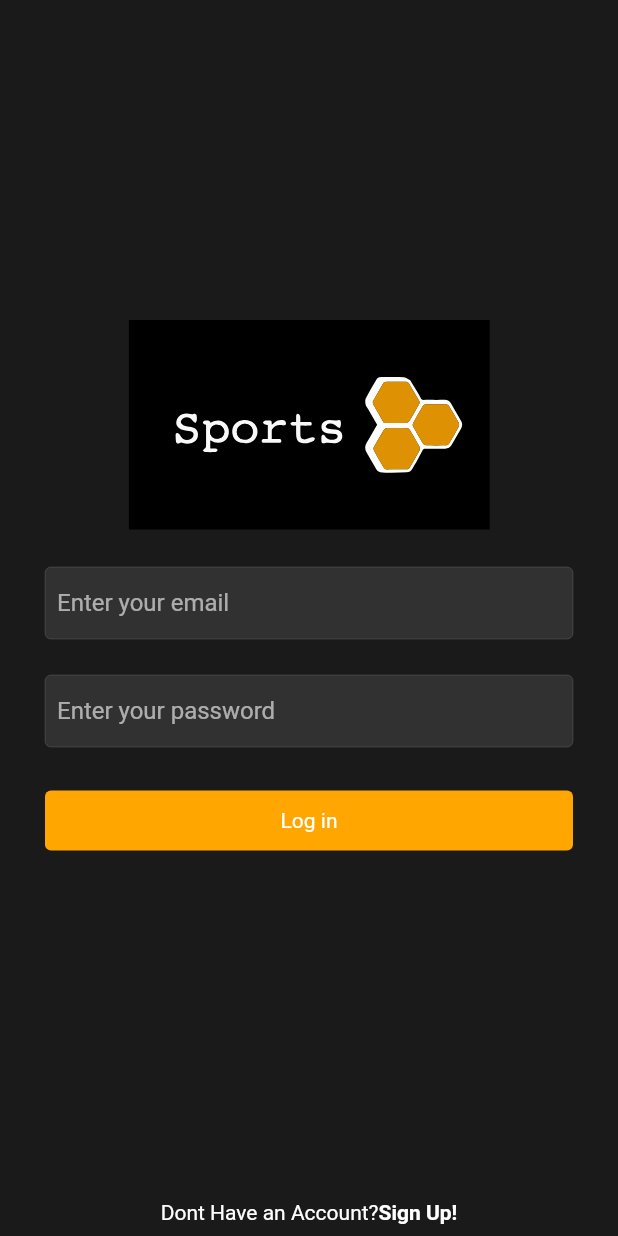
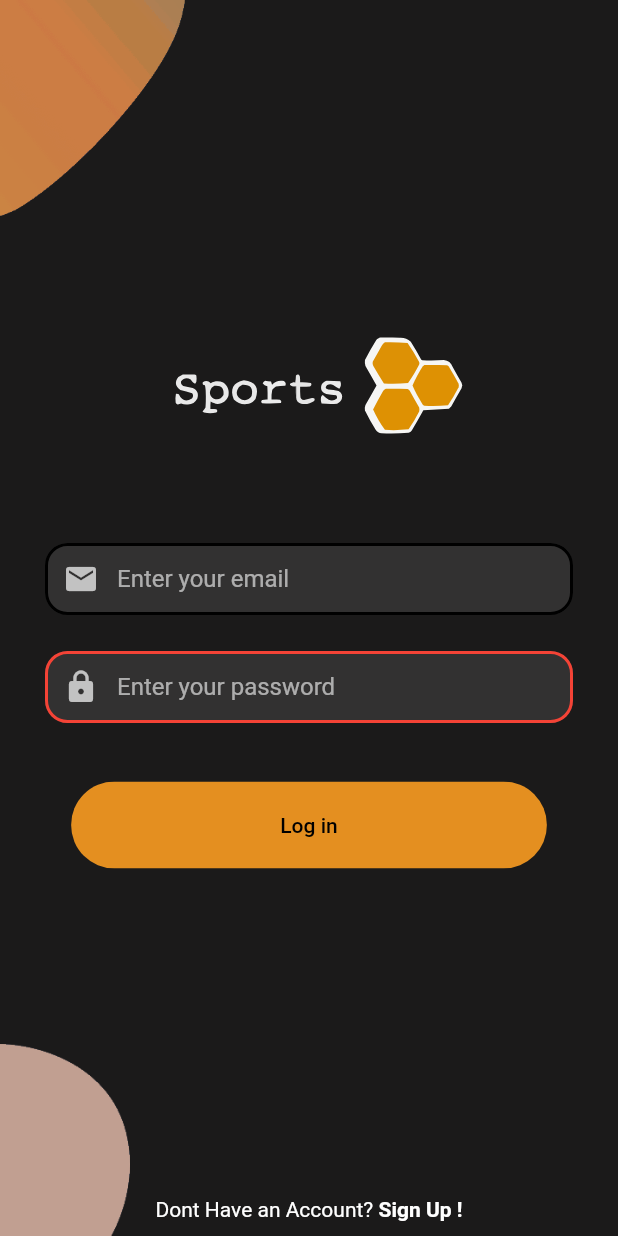
Before and after one commit to SportsHive/SportsHive-App, a Flutter app: the LoginScreen screen opened directly, on a phone screen of 412 x 824 dp. Run offline on Flutter 3.47's test engine with Material 2 defaults, Android fonts, the phone set to English and light mode, and no system bars; our stand-ins replace firebase_core, flutter_svg; accounts and stored records are empty.

```diff
--- a/lib/componnets/rounded_button.dart
+++ b/lib/componnets/rounded_button.dart
@@ -1,7 +1,6 @@
 import 'package:flutter/material.dart';
 
 import '../utils/colors.dart';
-
 
 class RoundedButton extends StatelessWidget {
   final String text;
@@ -12,29 +11,24 @@ class RoundedButton extends StatelessWidget {
     required this.text,
     required this.press,
     this.color = orange,
-    this.textColor = Colors.white,
-
+    this.textColor = Colors.black,
   });
-
-
 
   @override
   Widget build(BuildContext context) {
     Size size = MediaQuery.of(context).size;
     return Container(
-      margin: EdgeInsets.symmetric(vertical:10),
-      width: size.width*0.8,
+      margin: EdgeInsets.symmetric(vertical: 10),
+      width: size.width * 0.77,
       child: ClipRRect(
         borderRadius: BorderRadius.circular(29),
         child: TextButton(
-          style: TextButton.styleFrom(padding: EdgeInsets.symmetric(vertical: 20, horizontal: 40),
-          backgroundColor: Colors.orangeAccent),
+          style: TextButton.styleFrom(
+              padding: EdgeInsets.symmetric(vertical: 21, horizontal: 41),
+              backgroundColor: Color.fromARGB(255, 228, 143, 32)),
           onPressed: press,
-          child:  Text(
-            text,
-             style: TextStyle(color:textColor)
-          ),
-          ),
+          child: Text(text, style: TextStyle(color: textColor)),
+        ),
       ),
     );
   }
--- a/lib/main.dart
+++ b/lib/main.dart
@@ -1,6 +1,7 @@
 import 'package:firebase_core/firebase_core.dart';
 import 'package:flutter/material.dart';
 import 'package:sportshive/screens/auth/login_page.dart';
+import 'package:sportshive/screens/auth/signup_page.dart';
 import 'package:sportshive/screens/auth/welcome_screen.dart';
 import 'package:sportshive/utils/colors.dart';
 
@@ -8,7 +9,7 @@ import 'responsive/mobile_screen_layout.dart';
 import 'responsive/responsive_layout_screen.dart';
 import 'responsive/web_screen_layout.dart';
 
-void main() async{
+void main() async {
   WidgetsFlutterBinding.ensureInitialized();
   await Firebase.initializeApp();
   runApp(const MyApp());
@@ -17,11 +18,9 @@ void main() async{
 class MyApp extends StatelessWidget {
   const MyApp({super.key});
 
-
   @override
   Widget build(BuildContext context) {
     return MaterialApp(
-
       debugShowCheckedModeBanner: false,
       title: 'SportsHive',
       theme: ThemeData.dark().copyWith(
--- a/lib/screens/auth/login_page.dart
+++ b/lib/screens/auth/login_page.dart
@@ -1,16 +1,19 @@
 import 'package:flutter/material.dart';
 import 'package:flutter_svg/flutter_svg.dart';
+import 'package:sportshive/componnets/background.dart';
+import 'package:sportshive/componnets/rounded_button.dart';
 import 'package:sportshive/utils/colors.dart';
 import 'package:sportshive/widgets/text_field_input.dart';
+import 'welcome_screen.dart';
 
 class LoginScreen extends StatefulWidget {
   const LoginScreen({Key? key}) : super(key: key);
 
   @override
-  _LoginScreenState createState() => _LoginScreenState();
+  LoginScreenState createState() => LoginScreenState();
 }
 
-class _LoginScreenState extends State<LoginScreen> {
+class LoginScreenState extends State<LoginScreen> {
   final TextEditingController _emailController = TextEditingController();
   final TextEditingController _passController = TextEditingController();
 
@@ -24,7 +27,7 @@ class _LoginScreenState extends State<LoginScreen> {
   @override
   Widget build(BuildContext context) {
     return Scaffold(
-      body: SafeArea(
+      body: Background(
         child: Container(
           padding: const EdgeInsets.symmetric(horizontal: 30),
           width: double.infinity,
@@ -37,38 +40,54 @@ class _LoginScreenState extends State<LoginScreen> {
               ),
               //svg image
               SvgPicture.asset(
-                'assets/login_logo.svg',
+                'assets/login_logo_emptybackg.svg',
                 height: 140,
               ),
-              const SizedBox(height: 25),
+              const SizedBox(height: 35),
               //textfield for email
               TextFieldInput(
-                  textEditingController: _emailController,
-                  hintText: 'Enter your email',
-                  textInputType: TextInputType.emailAddress),
-              //textfeild for password
+                textEditingController: _emailController,
+                hintText: 'Enter your email',
+                textInputType: TextInputType.emailAddress,
+                prefixIcon: Icons.email,
+                borderColor: Color.fromARGB(255, 0, 0, 0),
+                borderWidth: 2.0,
+                borderRadius: 15.0,
+              ),
+              //textfield for password
               const SizedBox(height: 24),
               TextFieldInput(
                 textEditingController: _passController,
                 hintText: 'Enter your password',
                 textInputType: TextInputType.text,
                 isPass: true,
+                prefixIcon: Icons.lock,
+                borderColor: Colors.red,
+                borderWidth: 2.0,
+                borderRadius: 15.0,
               ),
               //button for login
               const SizedBox(height: 29),
+
               InkWell(
-                child: Container(
-                  child: const Text('Log in'),
-                  width: double.infinity,
-                  alignment: Alignment.center,
-                  padding: const EdgeInsets.symmetric(vertical: 12),
-                  decoration: const ShapeDecoration(
-                      shape: RoundedRectangleBorder(
-                        borderRadius: BorderRadius.all(
-                          Radius.circular(4),
-                        ),
-                      ),
-                      color: orange),
+                child: RoundedButton(
+                  text: 'Log in',
+                  press: () {
+                    // Do something when the button is pressed
+                  },
+
+                  //bdeirs old button:
+                  // child: const Text('Log in'),
+                  // width: double.infinity,
+                  // alignment: Alignment.center,
+                  // padding: const EdgeInsets.symmetric(vertical: 12),
+                  // decoration: const ShapeDecoration(
+                  //     shape: RoundedRectangleBorder(
+                  //       borderRadius: BorderRadius.all(
+                  //         Radius.circular(4),
+                  //       ),
+                  //     ),
+                  //     color: orange),
                 ),
               ),
 
@@ -84,16 +103,16 @@ class _LoginScreenState extends State<LoginScreen> {
                   Container(
                     child: Text("Dont Have an Account?"),
                     padding: const EdgeInsets.symmetric(
-                      vertical: 8,
+                      vertical: 1,
                     ),
                   ),
                   GestureDetector(
                     onTap: () {},
                     child: Container(
-                      child: const Text("Sign Up!",
+                      child: const Text(" Sign Up !",
                           style: TextStyle(fontWeight: FontWeight.bold)),
                       padding: const EdgeInsets.symmetric(
-                        vertical: 8,
+                        vertical: 10,
                       ),
                     ),
                   ),
--- a/lib/widgets/text_field_input.dart
+++ b/lib/widgets/text_field_input.dart
@@ -1,35 +1,50 @@
 import 'package:flutter/material.dart';
 
-class TextFieldInput extends StatelessWidget{
+class TextFieldInput extends StatelessWidget {
   final TextEditingController textEditingController;
   final bool isPass;
   final String hintText;
   final TextInputType textInputType;
-  const TextFieldInput ({
+  final IconData? prefixIcon;
+  final Color? borderColor;
+  final double? borderWidth;
+  final double? borderRadius;
+
+  const TextFieldInput({
     Key? key,
     required this.textEditingController,
     this.isPass = false,
     required this.hintText,
-  required this.textInputType}) : super(key: key);
+    required this.textInputType,
+    this.prefixIcon,
+    this.borderColor,
+    this.borderWidth,
+    this.borderRadius,
+  }) : super(key: key);
 
   @override
-  Widget build(BuildContext context){
+  Widget build(BuildContext context) {
     final inputBorder = OutlineInputBorder(
-      borderSide: Divider.createBorderSide(context)
+      borderSide: BorderSide(
+        color: borderColor ?? Colors.grey,
+        width: borderWidth ?? 1.0,
+      ),
+      borderRadius: BorderRadius.circular(borderRadius ?? 0.0),
     );
+
     return TextField(
       controller: textEditingController,
       decoration: InputDecoration(
         hintText: hintText,
-      border: inputBorder ,
+        prefixIcon: prefixIcon != null ? Icon(prefixIcon) : null,
+        border: inputBorder,
         focusedBorder: inputBorder,
         enabledBorder: inputBorder,
         filled: true,
         contentPadding: const EdgeInsets.all(8),
       ),
-      keyboardType: textInputType ,
-      obscureText: isPass ,
-
+      keyboardType: textInputType,
+      obscureText: isPass,
     );
   }
 }
--- a/pubspec.yaml
+++ b/pubspec.yaml
@@ -54,6 +54,7 @@ flutter:
   # To add assets to your application, add an assets section, like this:
   assets:
     - assets/login_logo.svg
+    - assets/login_logo_emptybackg.svg
     - assets/images/
   #   - images/a_dot_ham.jpeg
   # An image asset can refer to one or more resolution-specific "variants", see
```
Also changed, not shown: lib/componnets/background.dart (+11 -12 lines), lib/componnets/body.dart (+9 -13 lines), lib/screens/auth/signup_page.dart (+84 -66 lines), assets/login_logo_emptybackg.svg (added). Lines whose indentation alone changed are shown as unchanged.
